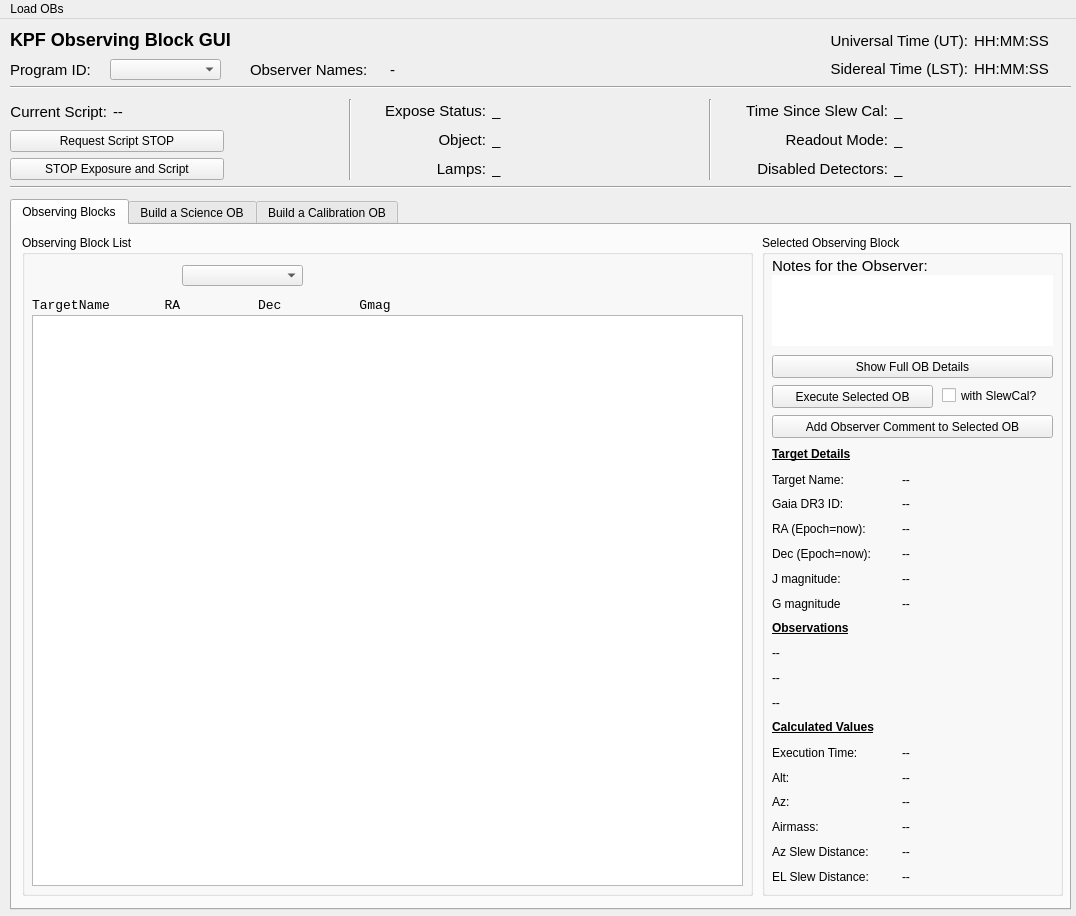
Above: kpf/OB_GUI/KPF_OB_GUI.ui from KeckObservatory/KPFTranslator before the change. Below: the same form after it.
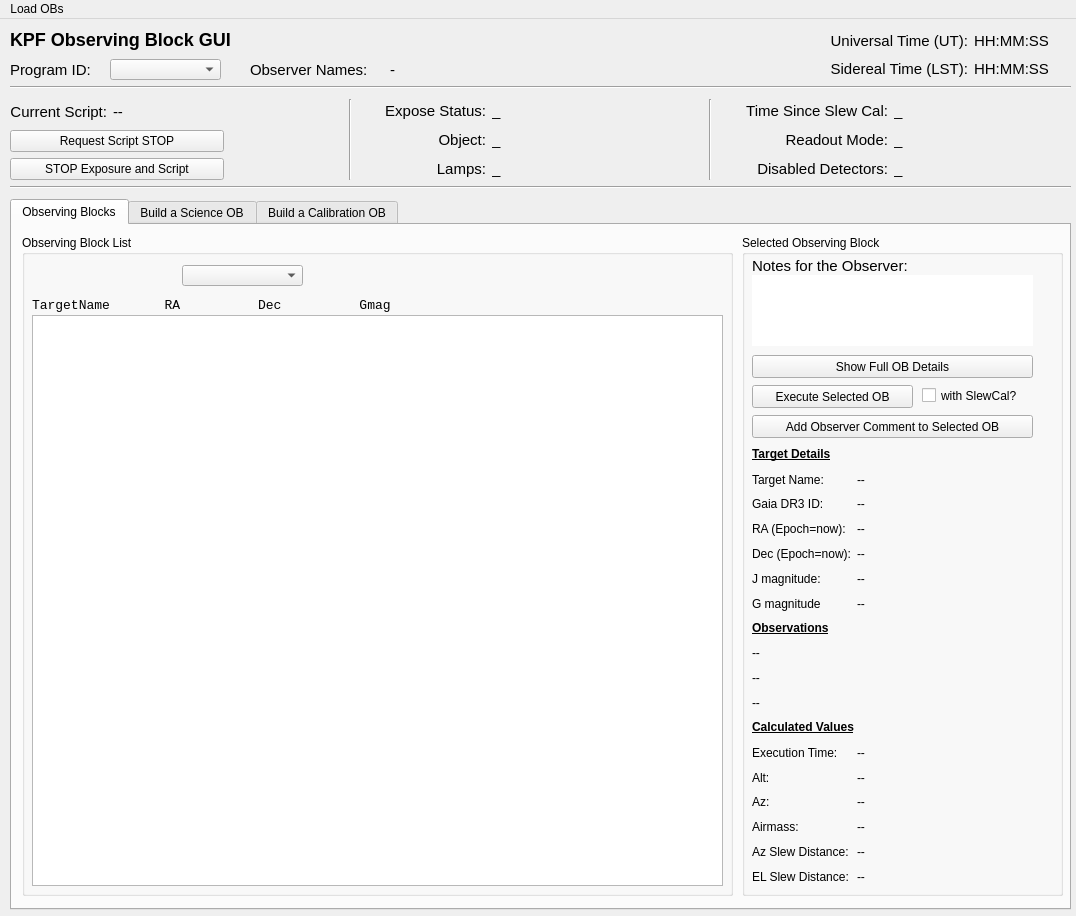
That is the form after the change.

Commit message: more layout tweaks for width of OB details

Diff of the .ui file:
```diff
--- a/kpf/OB_GUI/KPF_OB_GUI.ui
+++ b/kpf/OB_GUI/KPF_OB_GUI.ui
@@ -380,7 +380,7 @@
        <rect>
         <x>10</x>
         <y>10</y>
-        <width>731</width>
+        <width>711</width>
         <height>661</height>
        </rect>
       </property>
@@ -402,7 +402,7 @@
         <rect>
          <x>10</x>
          <y>80</y>
-         <width>711</width>
+         <width>691</width>
          <height>571</height>
         </rect>
        </property>
@@ -460,9 +460,9 @@
      <widget class="QGroupBox" name="groupBox_2">
       <property name="geometry">
        <rect>
-        <x>750</x>
+        <x>730</x>
         <y>10</y>
-        <width>301</width>
+        <width>321</width>
         <height>661</height>
        </rect>
       </property>
@@ -500,11 +500,11 @@
         <rect>
          <x>10</x>
          <y>210</y>
-         <width>281</width>
+         <width>301</width>
          <height>441</height>
         </rect>
        </property>
-       <layout class="QGridLayout" name="gridLayout_3" columnstretch="45,55">
+       <layout class="QGridLayout" name="gridLayout_3" columnstretch="35,75">
         <item row="6" column="0">
          <widget class="QLabel" name="label_47">
           <property name="text">
@@ -603,13 +603,6 @@
           </property>
          </widget>
         </item>
-        <item row="11" column="0">
-         <widget class="QLabel" name="label_72">
-          <property name="text">
-           <string>&lt;html&gt;&lt;head/&gt;&lt;body&gt;&lt;p&gt;&lt;span style=&quot; font-weight:600; text-decoration: underline;&quot;&gt;Calculated Values&lt;/span&gt;&lt;/p&gt;&lt;/body&gt;&lt;/html&gt;</string>
-          </property>
-         </widget>
-        </item>
         <item row="0" column="0">
          <widget class="QLabel" name="label_73">
           <property name="text">
@@ -715,6 +708,13 @@
           </property>
          </widget>
         </item>
+        <item row="11" column="0" colspan="2">
+         <widget class="QLabel" name="label_72">
+          <property name="text">
+           <string>&lt;html&gt;&lt;head/&gt;&lt;body&gt;&lt;p&gt;&lt;span style=&quot; font-weight:600; text-decoration: underline;&quot;&gt;Calculated Values&lt;/span&gt;&lt;/p&gt;&lt;/body&gt;&lt;/html&gt;</string>
+          </property>
+         </widget>
+        </item>
        </layout>
       </widget>
       <widget class="QLabel" name="CommentToObserver">
```
